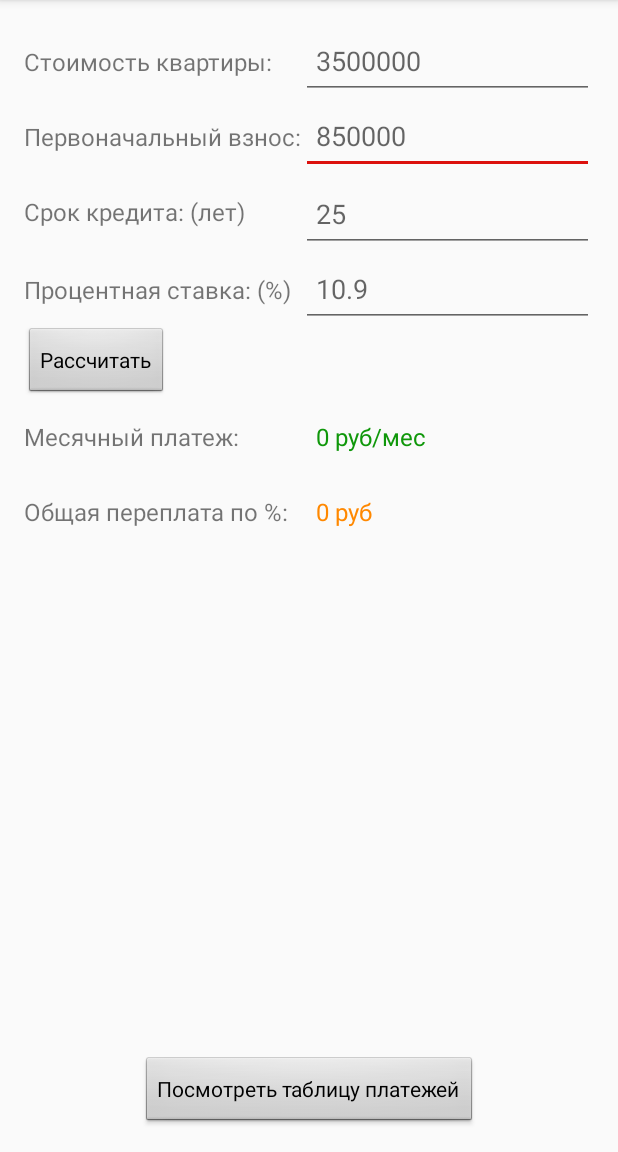
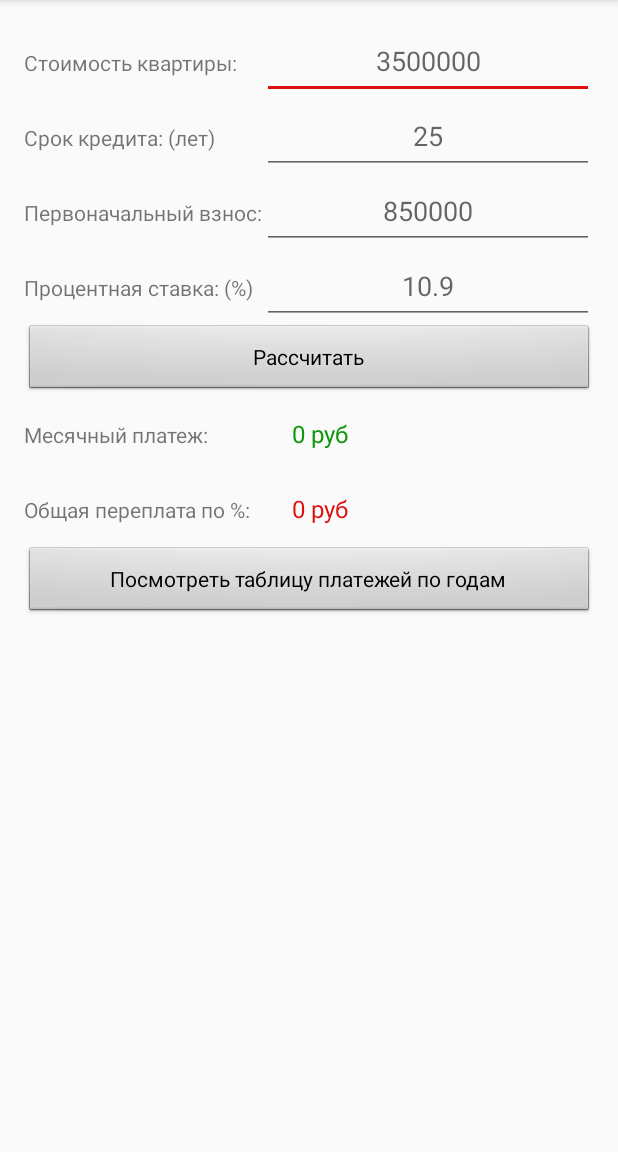
Before and after one commit to ageev-victor/calculator-ipoteka, an Android app: the MainActivity screen opened directly, with no data from a screen before it, after a tap on "Рассчитать", on a phone screen of 412 x 824 dp, the part 84-1236 px from its top. Run offline under Robolectric (Android 15) with nearby library versions, the phone set to English and light mode, and no system bars.

Commit message:
добавил обработку исключений с всплывающими уведомлениями при неправильных значениях введенных пользователем. Заменил таблицу расчета месяцев на годы

```diff
--- a/Calculator/app/src/main/java/ru/ageev_victor/calculator_ipoteka/MainActivity.java
+++ b/Calculator/app/src/main/java/ru/ageev_victor/calculator_ipoteka/MainActivity.java
@@ -1,20 +1,21 @@
 package ru.ageev_victor.calculator_ipoteka;
 
+import android.app.Activity;
 import android.content.Intent;
 import android.support.v7.app.AppCompatActivity;
 import android.os.Bundle;
 import android.view.View;
+import android.view.inputmethod.InputMethodManager;
 import android.widget.EditText;
 import android.widget.TableLayout;
 import android.widget.TextView;
-import java.util.ArrayList;
-import java.util.Date;
+import android.widget.Toast;
 
 public class MainActivity extends AppCompatActivity {
 
     static int stoimostKv;
     static int pervonachVznos;
-    static int SrokKredita;
+    static int srokKredita;
     static double procentStavka;
     static double mesPlatez;
     static int summaKredita;
@@ -22,13 +23,10 @@ public class MainActivity extends AppCompatActivity {
     EditText pervonachVznosEditText;
     EditText srokKreditaEditText;
     EditText procentStavkaEditText;
-    //EditText dosrochiPlategiEditText;
     TextView mesPlatezTextView;
     TextView pereplataChisloTextView;
-    public static ArrayList<Row> rows = new ArrayList<>();
     TableLayout tablePlatezei;
     static double koefProcStavki;
-    //static double dosrochniPlategi;
 
     @Override
     protected void onCreate(Bundle savedInstanceState) {
@@ -37,12 +35,58 @@ public class MainActivity extends AppCompatActivity {
         initViews();
     }
 
+    @Override
+    protected void onSaveInstanceState(Bundle outState) {
+        super.onSaveInstanceState(outState);
+
+    }
+
+    @Override
+    protected void onRestoreInstanceState(Bundle savedInstanceState) {
+        super.onRestoreInstanceState(savedInstanceState);
+    }
+
     private void setDataFromViews() {
-        SrokKredita = Integer.parseInt(srokKreditaEditText.getText().toString());
-        stoimostKv = Integer.parseInt(stoimostKvEditText.getText().toString());
-        pervonachVznos = Integer.parseInt(pervonachVznosEditText.getText().toString());
-        procentStavka = Double.parseDouble((procentStavkaEditText.getText().toString()));
-        //dosrochniPlategi = Double.parseDouble((dosrochiPlategiEditText.getText().toString()));
+        String errorSrok = "Допустимый срок от 1 до 35 лет";
+        String errorStavka = "Допустимая ставка от 0 до 30 %";
+        String errorStoimost = "Допустимая стоимость от 1 до 100000000";
+        String errorPervVznos = "Недопустимый первоначальный взнос";
+        String errorDefault = "Есть незаполненные поля!";
+        try {
+            srokKredita = Integer.parseInt(srokKreditaEditText.getText().toString());
+            if (srokKredita > 35 | srokKredita <= 1) throw new NumberFormatException(errorSrok);
+
+            stoimostKv = Integer.parseInt(stoimostKvEditText.getText().toString());
+            if (stoimostKv > 100000000 | stoimostKv <= 1)
+                throw new NumberFormatException(errorStoimost);
+
+            procentStavka = Double.parseDouble((procentStavkaEditText.getText().toString()));
+            if (procentStavka > 30 | procentStavka <= 1)
+                throw new NumberFormatException(errorStavka);
+
+            pervonachVznos = Integer.parseInt(pervonachVznosEditText.getText().toString());
+            if (pervonachVznos > stoimostKv | pervonachVznos <= 1)
+                throw new NumberFormatException(errorPervVznos);
+
+
+        } catch (NumberFormatException e) {
+            switch (e.getMessage()) {
+                case "Допустимый срок от 1 до 35 лет":
+                    Toast.makeText(this, errorSrok, Toast.LENGTH_SHORT).show();
+                    break;
+                case "Допустимая ставка от 1 до 30 %":
+                    Toast.makeText(this, errorStavka, Toast.LENGTH_SHORT).show();
+                    break;
+                case "Допустимая стоимость от 1 до 100000000":
+                    Toast.makeText(this, errorStoimost, Toast.LENGTH_SHORT).show();
+                    break;
+                case "Недопустимый первоначальный взнос":
+                    Toast.makeText(this, errorPervVznos, Toast.LENGTH_SHORT).show();
+                    break;
+                default:
+                    Toast.makeText(this, errorDefault, Toast.LENGTH_SHORT).show();
+            }
+        }
     }
 
     private void initViews() {
@@ -53,31 +97,41 @@ public class MainActivity extends AppCompatActivity {
         mesPlatezTextView = (TextView) findViewById(R.id.mesPlatezTextView);
         pereplataChisloTextView = (TextView) findViewById(R.id.pereplataChisloTextView);
         tablePlatezei = (TableLayout) findViewById(R.id.tablePlatezei);
-        //dosrochiPlategiEditText = (EditText) findViewById(R.id.editText_dosrochiPlategi);
+    }
+
+    @Override
+    protected void onResume() {
+        super.onResume();
+
+    }
+
+    public void calculate(View viVew) {
+        int pereplata;
+        setDataFromViews();
+        srokKredita = srokKredita * 12;
+        koefProcStavki = procentStavka / 12 / 100;
+        double koefSt = Math.pow((1 + koefProcStavki), srokKredita);
+        summaKredita = stoimostKv - pervonachVznos;
+        mesPlatez = summaKredita * (koefProcStavki + koefProcStavki / (koefSt - 1));
+        mesPlatezTextView.setText(String.valueOf((int) mesPlatez) + " руб");
+        pereplata = (int) (mesPlatez * srokKredita - summaKredita);
+        pereplataChisloTextView.setText(pereplata + " руб");
+        hideKeyboard();
+    }
+
+    public void repeatCalculate() {
+        summaKredita = stoimostKv - pervonachVznos;
     }
 
 
-    public void calculate(View view) {
-        int pereplata;
-        setDataFromViews();
-        SrokKredita = SrokKredita * 12;
-        koefProcStavki = procentStavka / 12 / 100;
-        double koefSt = Math.pow((1 + koefProcStavki), SrokKredita);
-        summaKredita = stoimostKv - pervonachVznos;
-        mesPlatez = summaKredita * (koefProcStavki + koefProcStavki / (koefSt - 1));
-        mesPlatezTextView.setText(String.valueOf((int) mesPlatez) + " руб/мес");
-        pereplata = (int) (mesPlatez * SrokKredita - summaKredita);
-        pereplataChisloTextView.setText(pereplata + " руб");
+    private void hideKeyboard() {
+        InputMethodManager imm = (InputMethodManager) getSystemService(Activity.INPUT_METHOD_SERVICE);
+        imm.toggleSoftInput(InputMethodManager.HIDE_IMPLICIT_ONLY, 0);
     }
 
     public void showTablPlatezei(View view) {
+        repeatCalculate();
         Intent intent = new Intent(this, TableActivity.class);
         startActivity(intent);
-        }
-
-    public void clearText(View view){
-        if(view.equals(pervonachVznosEditText)){
-            pervonachVznosEditText.setText("");
-        }
     }
-    }
+}
--- a/Calculator/app/src/main/java/ru/ageev_victor/calculator_ipoteka/Row.java
+++ b/Calculator/app/src/main/java/ru/ageev_victor/calculator_ipoteka/Row.java
@@ -1,5 +1,4 @@
 package ru.ageev_victor.calculator_ipoteka;
-
 
 import android.content.Context;
 import android.graphics.Color;
@@ -30,7 +29,6 @@ public class Row extends TableRow {
         calculateForMes();
         setViewsToRow();
         setDataToRow();
-        addRowToRows();
     }
 
     private void setDataToRow() {
@@ -74,10 +72,4 @@ public class Row extends TableRow {
         vsego = procenti + osnDolg;
         MainActivity.summaKredita = ostatokKredita;
     }
-
-    public void addRowToRows() {
-        MainActivity.rows.add(this);
-    }
-
-
 }
--- a/Calculator/app/src/main/java/ru/ageev_victor/calculator_ipoteka/TableActivity.java
+++ b/Calculator/app/src/main/java/ru/ageev_victor/calculator_ipoteka/TableActivity.java
@@ -2,9 +2,7 @@ package ru.ageev_victor.calculator_ipoteka;
 
 import android.os.Bundle;
 import android.support.v7.app.AppCompatActivity;
-import android.widget.Button;
 import android.widget.TableLayout;
-import android.widget.TableRow;
 
 public class TableActivity extends AppCompatActivity {
 
@@ -15,11 +13,24 @@ public class TableActivity extends AppCompatActivity {
         super.onCreate(savedInstanceState);
         setContentView(R.layout.activity_table_platez);
         tablePlatezei = (TableLayout) findViewById(R.id.tablePlatezei);
-        for (int i = 1; i < MainActivity.SrokKredita; i++) {
-            tablePlatezei.addView(new Row(getApplicationContext(),i));
-        }
-        //tablePlatezei.setShrinkAllColumns(true);
-        tablePlatezei.setStretchAllColumns(true);
     }
 
+    @Override
+    protected void onResume() {
+        super.onResume();
+            for (int i = 1; i != MainActivity.srokKredita; i++) {
+                if(i % 12 == 0) {
+                    Row row = new Row(getApplicationContext(), i / 12 + 1);
+                    tablePlatezei.addView(row);
+                }else {
+                    if(i == 1){
+                        tablePlatezei.addView(new Row(getApplicationContext(), 1));
+                        continue;
+                    }
+                    new Row(getApplicationContext(), i);
+                }
+            }
+            tablePlatezei.setShrinkAllColumns(true);
+            tablePlatezei.setStretchAllColumns(true);
+    }
 }
--- a/Calculator/app/src/main/res/layout/activity_main.xml
+++ b/Calculator/app/src/main/res/layout/activity_main.xml
@@ -1,5 +1,5 @@
 <?xml version="1.0" encoding="utf-8"?>
-<RelativeLayout xmlns:android="http://schemas.android.com/apk/res/android"
+<TableLayout xmlns:android="http://schemas.android.com/apk/res/android"
     xmlns:tools="http://schemas.android.com/tools"
     android:id="@+id/activity_main"
     android:layout_width="match_parent"
@@ -8,7 +8,59 @@
     android:paddingLeft="@dimen/activity_horizontal_margin"
     android:paddingRight="@dimen/activity_horizontal_margin"
     android:paddingTop="@dimen/activity_vertical_margin"
+    android:orientation="vertical"
     tools:context="ru.ageev_victor.calculator_ipoteka.MainActivity">
+
+    <TableRow
+        android:layout_width="match_parent"
+        android:layout_height="match_parent">
+        <TextView
+            android:text="Стоимость квартиры:"
+            android:layout_width="wrap_content"
+            android:layout_height="50dp"
+            android:id="@+id/textView10"
+            android:textSize="14sp"
+            android:gravity="left|center_vertical|center_horizontal" />
+
+        <EditText
+            android:id="@+id/editText_stoimostKv"
+            android:ems="10"
+            android:inputType="number"
+            android:layout_height="50dp"
+            android:hint="3500000"
+            android:layout_width="wrap_content"
+            android:gravity="center_vertical|center_horizontal"
+            android:layout_weight="1" />
+    </TableRow>
+
+    <TableRow>
+
+        <TextView
+            android:id="@+id/extView_srokKredita"
+            android:layout_width="wrap_content"
+            android:text="@string/srok"
+            android:textSize="14sp"
+            android:layout_height="50dp"
+            android:gravity="left|center_vertical|center_horizontal" />
+
+        <EditText
+            android:id="@+id/editText_srokKredita"
+            android:layout_width="wrap_content"
+            android:layout_height="50dp"
+            android:ems="10"
+            android:inputType="number"
+            android:hint="25"
+            android:gravity="center_vertical|center_horizontal"
+            android:layout_weight="1" />
+    </TableRow>
+    <TableRow>
+        <TextView
+            android:id="@+id/extView_pervonachVznos"
+            android:layout_width="wrap_content"
+            android:layout_height="50dp"
+            android:text="@string/perv_vznos"
+            android:textSize="14sp"
+            android:gravity="left|center_vertical|center_horizontal" />
 
         <EditText
             android:id="@+id/editText_pervonachVznos"
@@ -16,38 +68,19 @@
             android:layout_height="50dp"
             android:ems="10"
             android:inputType="number"
-        android:paddingLeft="10dp"
-        android:layout_alignTop="@+id/extView_pervonachVznos"
-        android:layout_alignParentRight="true"
-        android:layout_alignParentEnd="true"
-        android:layout_toRightOf="@+id/extView_pervonachVznos"
-        android:layout_toEndOf="@+id/extView_pervonachVznos"
-        android:gravity="left|center_vertical"
-        android:onClick="clearText"
-        android:hint="850000" />
+            android:hint="850000"
+            android:gravity="center_vertical|center_horizontal"
+            android:layout_weight="1" />
+    </TableRow>
+    <TableRow>
 
         <TextView
-        android:text="Стоимость квартиры:"
+            android:id="@+id/extView_procentStavka"
             android:layout_width="wrap_content"
             android:layout_height="50dp"
-        android:id="@+id/textView10"
-        android:textSize="16sp"
-        android:layout_alignParentTop="true"
-        android:layout_alignParentStart="true"
-        android:layout_alignParentLeft="true"
-        android:gravity="top|bottom"
-        android:layout_toLeftOf="@+id/editText_pervonachVznos"
-        android:layout_toStartOf="@+id/editText_pervonachVznos" />
-
-    <Button
-        android:text="Посмотреть таблицу платежей"
-        android:layout_width="wrap_content"
-        android:layout_height="wrap_content"
-        android:id="@+id/showTablBtn"
-        android:onClick="showTablPlatezei"
-        android:layout_alignParentBottom="true"
-        android:layout_centerHorizontal="true"
-        style="@android:style/Widget.Button" />
+            android:text="@string/stavka"
+            android:textSize="14sp"
+            android:gravity="left|center_vertical|center_horizontal" />
 
         <EditText
             android:id="@+id/editText_procentStavka"
@@ -55,13 +88,25 @@
             android:layout_height="50dp"
             android:ems="10"
             android:inputType="number|numberDecimal"
-        android:paddingLeft="10dp"
-        android:layout_alignTop="@+id/extView_procentStavka"
-        android:layout_toRightOf="@+id/extView_srokKredita"
-        android:gravity="left|center_vertical"
-        android:onClick="clearText"
-        android:hint="10.9" />
-
+            android:hint="10.9"
+            android:gravity="center_vertical|center_horizontal"
+            android:layout_weight="1" />
+    </TableRow>
+    <Button
+        android:id="@+id/button_rasschitat"
+        android:layout_width="wrap_content"
+        android:layout_height="wrap_content"
+        android:text="@string/raschitat"
+        android:onClick="calculate"
+        style="@android:style/Widget.Button" />
+    <TableRow>
+        <TextView
+            android:text="Месячный платеж:"
+            android:layout_width="wrap_content"
+            android:layout_height="50dp"
+            android:id="@+id/textView"
+            android:textSize="14sp"
+            android:gravity="left|center_vertical|center_horizontal" />
         <TextView
             android:text="0 руб"
             android:layout_width="wrap_content"
@@ -69,137 +114,35 @@
             android:id="@+id/mesPlatezTextView"
             android:textSize="16sp"
             android:textColor="@color/colorGreen"
-        android:paddingLeft="10dp"
-        android:layout_alignTop="@+id/textView"
-        android:layout_alignParentRight="true"
-        android:layout_alignParentEnd="true"
-        android:layout_toEndOf="@+id/extView_procentStavka"
-        android:layout_alignBottom="@+id/textView"
-        android:gravity="left|center_vertical"
-        android:layout_toRightOf="@+id/extView_procentStavka" />
-
-    <TextView
-        android:text="Месячный платеж:"
-        android:layout_width="wrap_content"
-        android:layout_height="50dp"
-        android:id="@+id/textView"
-        android:textSize="16sp"
-        android:gravity="top|bottom"
-        android:layout_below="@+id/button_rasschitat"
-        android:layout_alignParentLeft="true"
-        android:layout_alignParentStart="true"
-        android:layout_toLeftOf="@+id/mesPlatezTextView"
-        android:layout_toStartOf="@+id/mesPlatezTextView" />
-
-    <Button
-        android:id="@+id/button_rasschitat"
-        android:layout_width="wrap_content"
-        android:layout_height="wrap_content"
-        android:text="@string/raschitat"
-        android:onClick="calculate"
-        android:layout_below="@+id/extView_procentStavka"
-        android:layout_alignParentLeft="true"
-        android:layout_alignParentStart="true"
-        style="@android:style/Widget.Button" />
-
-    <TextView
-        android:id="@+id/extView_pervonachVznos"
-        android:layout_width="wrap_content"
-        android:layout_height="50dp"
-        android:text="@string/perv_vznos"
-        android:textSize="16sp"
-        android:gravity="top|bottom"
-        android:layout_below="@+id/textView10"
-        android:layout_alignParentLeft="true"
-        android:layout_alignParentStart="true" />
-
-    <TextView
-        android:id="@+id/extView_srokKredita"
-        android:layout_width="wrap_content"
-        android:text="@string/srok"
-        android:textSize="16sp"
-        android:layout_height="50dp"
-        android:gravity="top|bottom"
-        android:layout_below="@+id/editText_pervonachVznos"
-        android:layout_alignParentLeft="true"
-        android:layout_alignParentStart="true"
-        android:layout_toLeftOf="@+id/editText_pervonachVznos"
-        android:layout_toStartOf="@+id/editText_pervonachVznos" />
-
-    <TextView
-        android:id="@+id/extView_procentStavka"
-        android:layout_width="wrap_content"
-        android:layout_height="50dp"
-        android:text="@string/stavka"
-        android:textSize="16sp"
-        android:gravity="top|bottom"
-        android:layout_below="@+id/editText_srokKredita"
-        android:layout_alignParentLeft="true"
-        android:layout_alignParentStart="true"
-        android:layout_toLeftOf="@+id/editText_srokKredita"
-        android:layout_toStartOf="@+id/editText_srokKredita" />
-
+            android:gravity="left|center_vertical|center_horizontal"
+            android:layout_weight="1"
+            android:paddingLeft="20dp" />
+    </TableRow>
+    <TableRow>
         <TextView
             android:text="Общая переплата по %:"
             android:layout_width="wrap_content"
             android:layout_height="50dp"
             android:id="@+id/textView8"
-        android:textSize="16sp"
-        android:gravity="top|bottom"
-        android:layout_below="@+id/textView"
-        android:layout_alignParentLeft="true"
-        android:layout_alignParentStart="true"
-        android:layout_toLeftOf="@+id/mesPlatezTextView"
-        android:layout_toStartOf="@+id/mesPlatezTextView" />
-
-    <EditText
-        android:id="@+id/editText_srokKredita"
-        android:layout_width="wrap_content"
-        android:layout_height="50dp"
-        android:ems="10"
-        android:inputType="number"
-        android:paddingLeft="10dp"
-        android:gravity="left|center_vertical"
-        android:layout_alignBaseline="@+id/extView_srokKredita"
-        android:layout_alignBottom="@+id/extView_srokKredita"
-        android:layout_alignParentRight="true"
-        android:layout_alignParentEnd="true"
-        android:layout_toRightOf="@+id/extView_srokKredita"
-        android:layout_toEndOf="@+id/extView_srokKredita"
-        android:onClick="clearText"
-        android:hint="25" />
-
+            android:textSize="14sp"
+            android:gravity="left|center_vertical|center_horizontal" />
         <TextView
             android:layout_width="wrap_content"
             android:layout_height="50dp"
             android:id="@+id/pereplataChisloTextView"
             android:text="0 руб"
             android:textSize="16sp"
-        android:paddingLeft="10dp"
-        android:gravity="left|center_vertical"
-        android:layout_alignBottom="@+id/textView8"
-        android:layout_alignParentRight="true"
-        android:layout_alignParentEnd="true"
-        android:layout_toRightOf="@+id/textView8"
-        android:layout_toEndOf="@+id/textView8"
-        android:layout_below="@+id/mesPlatezTextView"
-        android:textColor="@android:color/holo_orange_dark" />
+            android:gravity="left|center_vertical|center_horizontal"
+            android:layout_weight="1"
+            android:paddingLeft="20dp"
+            android:textColor="@color/colorPrimaryDark" />
+    </TableRow>
+    <Button
+        android:text="Посмотреть таблицу платежей по годам"
+        android:layout_width="wrap_content"
+        android:layout_height="wrap_content"
+        android:id="@+id/showTablBtn"
+        android:onClick="showTablPlatezei"
+        style="@android:style/Widget.Button" />
 
-    <EditText
-        android:id="@+id/editText_stoimostKv"
-        android:layout_width="wrap_content"
-        android:ems="10"
-        android:inputType="number"
-        android:layout_height="50dp"
-        android:paddingLeft="10dp"
-        android:gravity="left|center_vertical"
-        android:singleLine="false"
-        android:onClick="clearText"
-        android:layout_alignParentTop="true"
-        android:layout_alignParentRight="true"
-        android:layout_alignParentEnd="true"
-        android:hint="3500000"
-        android:layout_toRightOf="@+id/textView10"
-        android:layout_toEndOf="@+id/textView10" />
-
-</RelativeLayout>
+</TableLayout>
--- a/Calculator/app/src/main/res/layout/activity_start.xml
+++ b/Calculator/app/src/main/res/layout/activity_start.xml
@@ -8,18 +8,6 @@
         android:paddingTop="@dimen/activity_vertical_margin"
         tools:context=".StartActivity">
 
-        <ProgressBar
-            android:id="@+id/progressBar"
-            android:layout_width="match_parent"
-            android:layout_height="120dp"
-            android:indeterminateOnly="true"
-            android:layout_centerVertical="true"
-            android:layout_centerHorizontal="true"
-            android:indeterminate="false"
-            android:theme="@style/AlertDialog.AppCompat.Light"
-            android:elevation="1dp"
-            style="@style/Widget.AppCompat.ProgressBar.Horizontal" />
-
         <TextView
             android:id="@+id/textView2"
             android:layout_width="wrap_content"
@@ -29,4 +17,15 @@
             android:layout_above="@+id/progressBar"
             android:layout_centerHorizontal="true" />
 
+        <ProgressBar
+            android:id="@+id/progressBar"
+            android:layout_width="match_parent"
+            android:layout_height="120dp"
+            android:indeterminateOnly="true"
+            android:indeterminate="false"
+            android:theme="@style/AlertDialog.AppCompat.Light"
+            android:layout_centerVertical="true"
+            android:layout_alignParentLeft="true"
+            android:layout_alignParentStart="true" />
+
 </RelativeLayout>
--- a/Calculator/app/src/main/res/layout/activity_table_platez.xml
+++ b/Calculator/app/src/main/res/layout/activity_table_platez.xml
@@ -26,7 +26,7 @@
                 android:gravity="center_horizontal">
 
                 <TextView
-                    android:text="Месяц"
+                    android:text="Год"
                     android:layout_width="wrap_content"
                     android:layout_height="50dp"
                     android:id="@+id/textView3"
```
Lines whose indentation alone changed are shown as unchanged.
